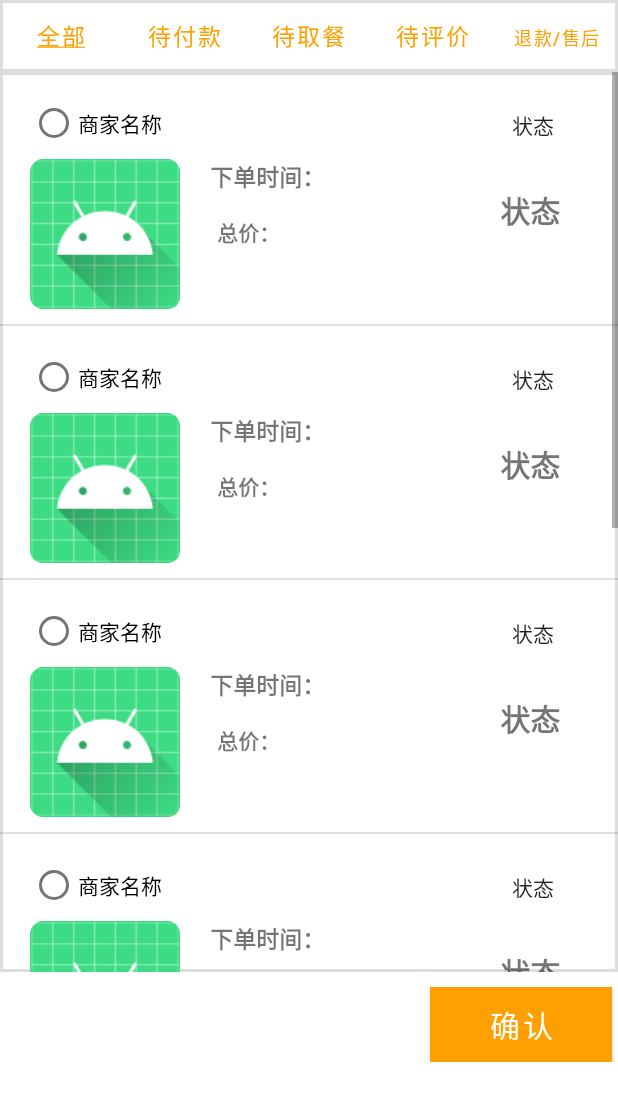
After one commit to starmap2333/TakeOut, an Android app: the fragment MainOrderFragment shown on its own in the app's theme, on a phone screen of 412 x 824 dp. The commit adds this screen. Shown: the top 1101 px of the screen. Run offline under Robolectric (Android 15) with nearby library versions, the phone set to English and light mode, and no system bars.

Commit message:
Mainorder design refactor.

```diff
--- a/app/src/main/java/com/example/take_out/MainActivity.java
+++ b/app/src/main/java/com/example/take_out/MainActivity.java
@@ -6,6 +6,7 @@ import androidx.appcompat.app.AppCompatActivity;
 import androidx.fragment.app.Fragment;
 
 import com.example.take_out.adapters.BottomNavAdapter;
+import com.example.take_out.component.MainOrderFragment;
 import com.example.take_out.component.SettingFragment;
 import com.example.take_out.component.SharingFragment;
 import com.example.take_out.databinding.ActivityMainBinding;
@@ -29,7 +30,7 @@ public class MainActivity extends AppCompatActivity {
         fragments = new ArrayList<>();
         fragments.add(BlankFragment.newInstance("", ""));
         fragments.add(SharingFragment.newInstance(2));
-        fragments.add(BlankFragment.newInstance("", ""));
+        fragments.add(new MainOrderFragment());
         fragments.add(new SettingFragment());
     }
 
--- /dev/null
+++ b/app/src/main/java/com/example/take_out/component/MainOrderFragment.java
@@ -0,0 +1,246 @@
+package com.example.take_out.component;
+
+import android.os.Bundle;
+import android.util.Log;
+import android.view.LayoutInflater;
+import android.view.View;
+import android.view.ViewGroup;
+import android.widget.CheckBox;
+import android.widget.ImageView;
+import android.widget.TextView;
+import android.widget.Toast;
+
+import androidx.annotation.NonNull;
+import androidx.fragment.app.Fragment;
+import androidx.recyclerview.widget.DividerItemDecoration;
+import androidx.recyclerview.widget.LinearLayoutManager;
+import androidx.recyclerview.widget.RecyclerView;
+
+import com.example.take_out.R;
+import com.example.take_out.databinding.FragmentMainorderBinding;
+
+import java.util.ArrayList;
+import java.util.Arrays;
+
+/**
+ * A simple {@link Fragment} subclass.
+ * Use the {@link MainOrderFragment#newInstance} factory method to
+ * create an instance of this fragment.
+ */
+public class MainOrderFragment extends Fragment {
+
+    // TODO: Rename parameter arguments, choose names that match
+    // the fragment initialization parameters, e.g. ARG_ITEM_NUMBER
+    private static final String ARG_PARAM1 = "param1";
+    private static final String ARG_PARAM2 = "param2";
+    FragmentMainorderBinding binding;
+    CheckBox checkBox;
+    // TODO: Rename and change types of parameters
+    private String mParam1;
+    private String mParam2;
+    private View orderView;
+    private ArrayList<String> list = new ArrayList<String>(Arrays.asList("txt1", "txt2", "txt3", "txt4", "txt5", "txt6", "txt7"));
+    private ArrayList<String> list_select = new ArrayList<String>();
+    private ArrayList<Integer> delete_position = new ArrayList<Integer>();
+    private OrderClassRecyclerView mAdapter_test;
+    private RecyclerView recyclerView_test;
+    private LinearLayoutManager mLayoutManager_test;
+
+    public MainOrderFragment() {
+        // Required empty public constructor
+    }
+
+    /**
+     * Use this factory method to create a new instance of
+     * this fragment using the provided parameters.
+     *
+     * @param param1 Parameter 1.
+     * @param param2 Parameter 2.
+     * @return A new instance of fragment BlankFragment_MainOrder.
+     */
+    // TODO: Rename and change types and number of parameters
+    public static MainOrderFragment newInstance(String param1, String param2) {
+        MainOrderFragment fragment = new MainOrderFragment();
+        Bundle args = new Bundle();
+        args.putString(ARG_PARAM1, param1);
+        args.putString(ARG_PARAM2, param2);
+        fragment.setArguments(args);
+        return fragment;
+    }
+
+    @Override
+    public void onCreate(Bundle savedInstanceState) {
+        super.onCreate(savedInstanceState);
+        if (getArguments() != null) {
+            mParam1 = getArguments().getString(ARG_PARAM1);
+            mParam2 = getArguments().getString(ARG_PARAM2);
+        }
+    }
+
+    @Override
+    public View onCreateView(LayoutInflater inflater, ViewGroup container,
+                             Bundle savedInstanceState) {
+        // Inflate the layout for this fragment
+        orderView = inflater.inflate(R.layout.fragment_mainorder, container, false);
+        binding = FragmentMainorderBinding.bind(orderView);
+        recyclerView_test = binding.recycleviewMainorder;
+        recyclerView_test.setHasFixedSize(true);
+        recyclerView_test.addItemDecoration(new DividerItemDecoration(requireContext(), DividerItemDecoration.VERTICAL));
+        mLayoutManager_test = new LinearLayoutManager(getContext());
+        mLayoutManager_test.setOrientation(RecyclerView.VERTICAL);
+        recyclerView_test.setLayoutManager(mLayoutManager_test);
+
+        for (int i = 0; i < list.size(); i++) {
+            list_select.add(list.get(i));
+        }
+
+        mAdapter_test = new OrderClassRecyclerView(list_select, (view, position) -> {
+            //操作某一个外观。
+            Log.d("tag", String.valueOf(position));
+            checkBox = view.findViewById(R.id.radioButton_shopname);
+            if (!checkBox.isChecked()) {
+                checkBox.setChecked(true);
+                delete_position.add(position);
+            } else {
+                checkBox.setChecked(false);
+                delete_position.remove(0);
+            }
+
+        });
+//        binding.checkfororder.setOnClickListener(v -> {
+//            recyclerView_test.setAdapter(mAdapter_test);
+//        });
+        recyclerView_test.setAdapter(mAdapter_test);
+
+
+        binding.btnTotal.setOnClickListener(v -> {
+                    binding.btnTotal.setText(R.string.total);
+                    binding.btnReadytopay.setText("待付款");
+                    binding.btnReadytofood.setText("待点餐");
+                    binding.btnReadytotalk.setText("待评价");
+                    binding.btnOtherside.setText("退款/售后");
+                    showAllItem();
+                }
+        );
+        binding.btnReadytopay.setOnClickListener(v -> {
+            binding.btnReadytopay.setText(R.string.readyPay);
+            binding.btnTotal.setText("全部");
+            binding.btnReadytofood.setText("待点餐");
+            binding.btnReadytotalk.setText("待评价");
+            binding.btnOtherside.setText("退款/售后");
+            list_select = new ArrayList<>();
+            for (int i = 0; i < list.size(); i++) {
+                if (i % 2 != 0)
+                    list_select.add(list.get(i));
+            }
+            mAdapter_test.setData(list_select);
+        });
+        click_notRequired();
+
+        binding.checkfororder.setOnClickListener(v -> {
+            recyclerView_test.setAdapter(mAdapter_test);
+            ArrayList data = mAdapter_test.getData();
+            mAdapter_test.setData(data);
+            Toast.makeText(getContext(), "确认订单。", Toast.LENGTH_SHORT).show();
+        });
+
+
+        return orderView;
+    }
+
+    public void showAllItem() {
+        //list_select.clear();
+        mAdapter_test.setData(list);
+    }
+
+    public void removeItem() {
+        for (int i = 0; i < list_select.size(); i++) {
+            if (i % 2 == 1) {
+                list_select.remove(i);
+            }
+        }
+        mAdapter_test.setData(list_select);
+    }
+
+    public void click_notRequired() {
+        binding.btnReadytofood.setOnClickListener(v -> {
+            binding.btnReadytofood.setText(R.string.readyfood);
+            binding.btnTotal.setText("全部");
+            binding.btnReadytopay.setText("待付款");
+            binding.btnReadytotalk.setText("待评价");
+            binding.btnOtherside.setText("退款/售后");
+        });
+        binding.btnReadytotalk.setOnClickListener(v -> {
+            binding.btnReadytotalk.setText(R.string.readytalk);
+            binding.btnTotal.setText("全部");
+            binding.btnReadytopay.setText("待付款");
+            binding.btnReadytofood.setText("待点餐");
+            binding.btnOtherside.setText("退款/售后");
+        });
+        binding.btnOtherside.setOnClickListener(v -> {
+            binding.btnOtherside.setText(R.string.other);
+            binding.btnTotal.setText("全部");
+            binding.btnReadytopay.setText("待付款");
+            binding.btnReadytotalk.setText("待评价");
+            binding.btnReadytofood.setText("待点餐");
+        });
+    }
+}
+
+class OrderClassRecyclerView extends RecyclerView.Adapter {
+    OrderClassRecyclerView.OnItemClickListener listener;
+    private ArrayList list_recycler;
+
+    public OrderClassRecyclerView(ArrayList list, OrderClassRecyclerView.OnItemClickListener listener) {
+        this.list_recycler = list;
+        this.listener = listener;
+    }
+
+    ArrayList getData() {
+        return this.list_recycler;
+    }
+
+    void setData(ArrayList data) {
+        this.list_recycler = data;
+        notifyDataSetChanged();
+    }
+
+    @NonNull
+    @Override
+    public RecyclerView.ViewHolder onCreateViewHolder(@NonNull ViewGroup parent, int viewType) {
+        View view = LayoutInflater.from(parent.getContext()).inflate(R.layout.item_main_order, parent, false);
+        return new ViewHolder(view);
+    }
+
+    @Override
+    public void onBindViewHolder(@NonNull RecyclerView.ViewHolder holder, int position) {
+        ((OrderClassRecyclerView.ViewHolder) holder).itemView.setOnClickListener(
+                v -> {
+                    listener.onItemClick(v, position);
+                }
+        );
+        ((OrderClassRecyclerView.ViewHolder) holder).checkBox.setChecked(false);
+    }
+
+    @Override
+    public int getItemCount() {
+        return list_recycler.size();
+    }
+
+    interface OnItemClickListener {
+        void onItemClick(View view, int position);
+    }
+
+    public class ViewHolder extends RecyclerView.ViewHolder {
+        public TextView item_list;
+        public ImageView imageView;
+        public CheckBox checkBox;
+
+        public ViewHolder(View view) {
+            super(view);
+            item_list = view.findViewById(R.id.textView_time);
+            imageView = view.findViewById(R.id.image);
+            checkBox = view.findViewById(R.id.radioButton_shopname);
+        }
+    }
+}
--- /dev/null
+++ b/app/src/main/res/drawable/test_sliverline.xml
@@ -0,0 +1,8 @@
+<?xml version="1.0" encoding="utf-8"?>
+<shape xmlns:android="http://schemas.android.com/apk/res/android">
+
+    <stroke
+        android:width="2dp"
+        android:color="#DDDDDD" />
+
+</shape>
--- /dev/null
+++ b/app/src/main/res/layout/fragment_mainorder.xml
@@ -0,0 +1,116 @@
+<?xml version="1.0" encoding="utf-8"?>
+<androidx.constraintlayout.widget.ConstraintLayout xmlns:android="http://schemas.android.com/apk/res/android"
+    xmlns:app="http://schemas.android.com/apk/res-auto"
+    xmlns:tools="http://schemas.android.com/tools"
+    android:layout_width="match_parent"
+    android:layout_height="match_parent"
+    tools:context=".component.MainOrderFragment">
+
+    <ScrollView
+        android:layout_width="match_parent"
+        android:layout_height="match_parent"
+        app:layout_constraintBottom_toBottomOf="parent"
+        app:layout_constraintEnd_toEndOf="parent"
+        app:layout_constraintStart_toStartOf="parent"
+        app:layout_constraintTop_toTopOf="parent">
+
+        <RelativeLayout
+            android:layout_width="match_parent"
+            android:layout_height="match_parent"
+            app:layout_constraintBottom_toBottomOf="parent"
+            app:layout_constraintEnd_toEndOf="parent"
+            app:layout_constraintStart_toStartOf="parent"
+            app:layout_constraintTop_toTopOf="parent">
+
+            <LinearLayout
+                android:id="@+id/linearLayout"
+                android:layout_width="match_parent"
+                android:layout_height="wrap_content"
+                android:layout_alignParentStart="true"
+                android:layout_alignParentLeft="true"
+                android:layout_alignParentTop="true"
+                android:layout_alignParentRight="true"
+                android:layout_marginStart="0dp"
+                android:layout_marginLeft="0dp"
+                android:background="@drawable/test_sliverline"
+                android:orientation="horizontal"
+                app:layout_constraintStart_toStartOf="parent"
+                app:layout_constraintTop_toTopOf="parent">
+
+
+                <Button
+                    android:id="@+id/btn_total"
+                    style="@style/Widget.MaterialComponents.Button.TextButton"
+                    android:layout_width="0dp"
+                    android:layout_height="wrap_content"
+                    android:layout_weight="1"
+                    android:text="@string/total"
+                    android:textSize="15sp" />
+
+                <Button
+                    android:id="@+id/btn_readytopay"
+                    style="@style/Widget.MaterialComponents.Button.TextButton"
+                    android:layout_width="0dp"
+                    android:layout_height="wrap_content"
+                    android:layout_weight="1"
+                    android:text="待付款"
+                    android:textSize="15sp" />
+
+                <Button
+                    android:id="@+id/btn_readytofood"
+                    style="@style/Widget.MaterialComponents.Button.TextButton"
+                    android:layout_width="0dp"
+                    android:layout_height="wrap_content"
+                    android:layout_weight="1"
+                    android:text="待取餐"
+                    android:textSize="15sp" />
+
+                <Button
+                    android:id="@+id/btn_readytotalk"
+                    style="@style/Widget.MaterialComponents.Button.TextButton"
+                    android:layout_width="0dp"
+                    android:layout_height="wrap_content"
+                    android:layout_weight="1"
+                    android:text="待评价"
+                    android:textSize="15sp" />
+
+                <Button
+                    android:id="@+id/btn_otherside"
+                    style="@style/Widget.MaterialComponents.Button.TextButton"
+                    android:layout_width="0dp"
+                    android:layout_height="wrap_content"
+                    android:layout_weight="1"
+                    android:text="退款/售后"
+                    android:textSize="12sp" />
+            </LinearLayout>
+
+            <androidx.recyclerview.widget.RecyclerView
+                android:id="@+id/recycleview_mainorder"
+                android:layout_width="match_parent"
+                android:layout_height="600sp"
+                android:layout_below="@id/linearLayout"
+                android:background="@drawable/test_sliverline"
+                android:scrollbars="vertical"
+                app:layout_constraintStart_toStartOf="parent" />
+
+            <Button
+                android:id="@+id/checkfororder"
+                android:layout_width="121dp"
+                android:layout_height="wrap_content"
+                android:layout_below="@+id/recycleview_mainorder"
+                android:layout_alignParentEnd="true"
+                android:layout_alignParentRight="true"
+                android:layout_alignParentBottom="true"
+                android:layout_marginTop="6dp"
+                android:layout_marginEnd="4dp"
+                android:layout_marginRight="4dp"
+                android:layout_marginBottom="4dp"
+                android:background="@color/colorPrimaryDark"
+                android:text="确认"
+                android:textColor="#ffffff"
+                android:textSize="20sp" />
+        </RelativeLayout>
+    </ScrollView>
+
+
+</androidx.constraintlayout.widget.ConstraintLayout>
--- /dev/null
+++ b/app/src/main/res/layout/item_main_order.xml
@@ -0,0 +1,83 @@
+<?xml version="1.0" encoding="utf-8"?>
+<androidx.constraintlayout.widget.ConstraintLayout xmlns:android="http://schemas.android.com/apk/res/android"
+    xmlns:app="http://schemas.android.com/apk/res-auto"
+    android:layout_width="match_parent"
+    android:layout_height="wrap_content"
+    android:layout_marginHorizontal="20dp"
+    android:layout_marginVertical="10dp">
+
+
+    <CheckBox
+        android:id="@+id/radioButton_shopname"
+        style="@style/Widget.AppCompat.CompoundButton.RadioButton"
+        android:layout_width="100dp"
+        android:layout_height="wrap_content"
+        android:text="商家名称"
+        app:layout_constraintStart_toStartOf="parent"
+        app:layout_constraintTop_toTopOf="parent" />
+
+    <TextView
+        android:id="@+id/textView"
+        style="@style/TextAppearance.AppCompat.Body1"
+        android:layout_width="wrap_content"
+
+        android:layout_height="wrap_content"
+        android:layout_marginStart="16dp"
+        android:layout_marginLeft="16dp"
+        android:text="状态"
+        app:layout_constraintBottom_toBottomOf="@+id/radioButton_shopname"
+        app:layout_constraintEnd_toEndOf="parent"
+        app:layout_constraintHorizontal_bias="0.902"
+        app:layout_constraintStart_toEndOf="@+id/radioButton_shopname"
+        app:layout_constraintTop_toTopOf="@+id/radioButton_shopname"
+        app:layout_constraintVertical_bias="0.538" />
+
+
+    <ImageView
+        android:id="@+id/img_orderimage"
+        android:layout_width="100dp"
+        android:layout_height="100dp"
+        android:src="@mipmap/ic_launcher"
+        app:layout_constraintBottom_toBottomOf="parent"
+        app:layout_constraintStart_toStartOf="parent"
+        app:layout_constraintTop_toBottomOf="@+id/radioButton_shopname" />
+
+    <TextView
+        android:id="@+id/textView_time"
+        android:layout_width="178dp"
+        android:layout_height="wrap_content"
+        android:paddingLeft="20dp"
+        android:text="下单时间："
+        android:textSize="15sp"
+        android:textStyle="bold"
+        app:layout_constraintStart_toEndOf="@+id/img_orderimage"
+        app:layout_constraintTop_toTopOf="@+id/img_orderimage" />
+
+    <TextView
+        android:id="@+id/textView_price"
+        android:layout_width="129dp"
+        android:layout_height="47dp"
+        android:text="总价："
+        android:textStyle="bold"
+        app:layout_constraintBottom_toBottomOf="parent"
+        app:layout_constraintEnd_toEndOf="@+id/textView_time"
+        app:layout_constraintStart_toEndOf="@+id/img_orderimage"
+        app:layout_constraintTop_toBottomOf="@+id/textView_time" />
+
+    <TextView
+        android:id="@+id/textView_orderState"
+        android:layout_width="73dp"
+        android:layout_height="61dp"
+        android:layout_marginTop="16dp"
+        android:gravity="center"
+        android:text="状态"
+        android:textSize="20dp"
+        android:textStyle="bold"
+        app:layout_constraintBottom_toBottomOf="parent"
+        app:layout_constraintEnd_toEndOf="parent"
+        app:layout_constraintHorizontal_bias="0.916"
+        app:layout_constraintStart_toEndOf="@+id/textView_time"
+        app:layout_constraintTop_toBottomOf="@+id/textView"
+        app:layout_constraintVertical_bias="0.0" />
+
+</androidx.constraintlayout.widget.ConstraintLayout>
--- a/app/src/main/res/values/strings.xml
+++ b/app/src/main/res/values/strings.xml
@@ -19,4 +19,10 @@
 
     <string name="use_camera">使用相机</string>
     <string name="use_pick">选择图片</string>
+
+    <string name="total"><u>全部</u></string>
+    <string name="readyPay"><u>待付款</u></string>
+    <string name="readyfood"><u>待点餐</u></string>
+    <string name="readytalk"><u>待评价</u></string>
+    <string name="other"><u>退款/售后</u></string>
 </resources>
```
